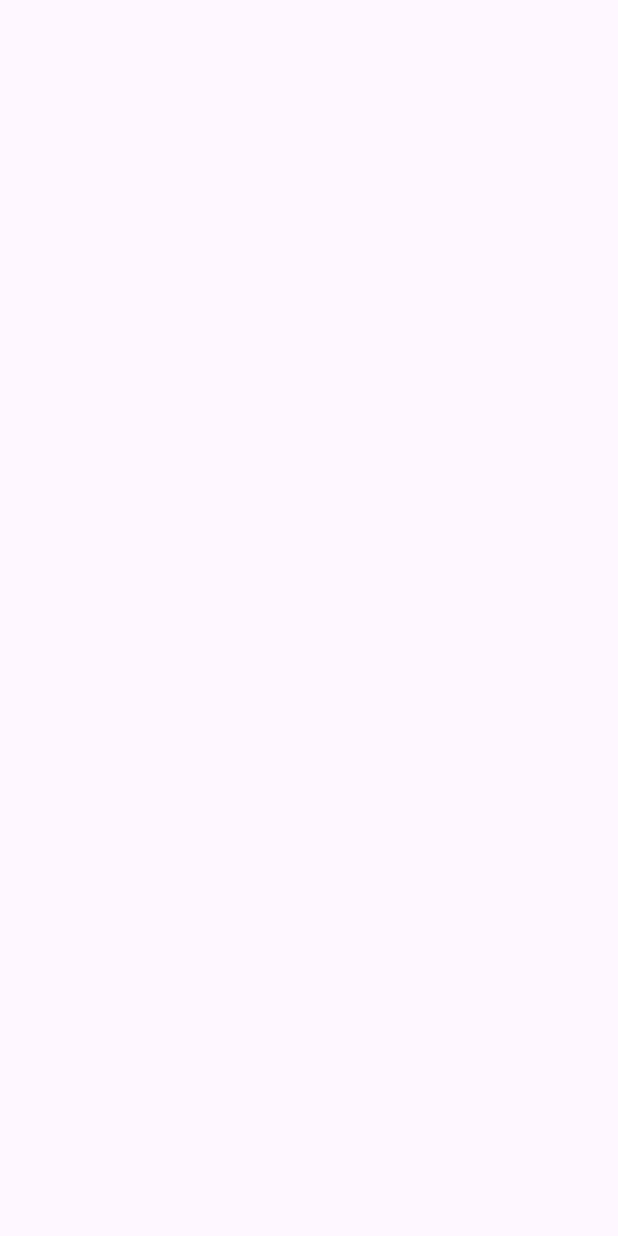
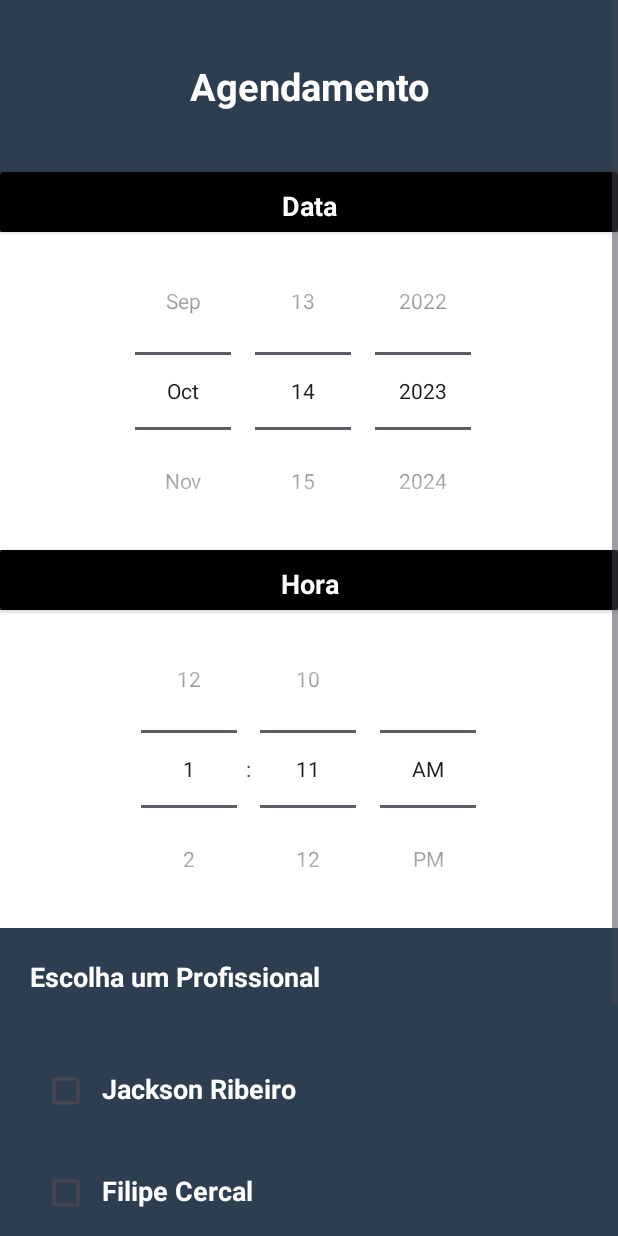
Before and after one commit to LucasGabriiel/BarberShp, an Android app: the Agendamento screen opened directly, with no data from a screen before it, on a phone screen of 412 x 824 dp. Before the commit the screen is empty. Run offline under Robolectric (Android 15) with nearby library versions, the phone set to English and light mode, and no system bars.

Commit message:
layout edit, agendamento criado

```diff
--- a/app/src/main/res/layout/activity_agendamento.xml
+++ b/app/src/main/res/layout/activity_agendamento.xml
@@ -1,9 +1,171 @@
 <?xml version="1.0" encoding="utf-8"?>
-<androidx.constraintlayout.widget.ConstraintLayout xmlns:android="http://schemas.android.com/apk/res/android"
+
+<ScrollView
+    xmlns:android="http://schemas.android.com/apk/res/android"
+    android:layout_width="match_parent"
+    android:layout_height="match_parent"
+    android:fillViewport="true">
+
+<LinearLayout
     xmlns:app="http://schemas.android.com/apk/res-auto"
     xmlns:tools="http://schemas.android.com/tools"
     android:layout_width="match_parent"
     android:layout_height="match_parent"
+    android:orientation="vertical"
+    android:background="@color/midnightblue"
     tools:context=".view.Agendamento">
 
-</androidx.constraintlayout.widget.ConstraintLayout>
+    <TextView
+        android:layout_width="match_parent"
+        android:layout_height="wrap_content"
+        android:text="Agendamento"
+        android:textSize="25sp"
+        android:textColor="@color/white"
+        android:textStyle="bold"
+        android:gravity="center"
+        android:layout_margin="40dp"/>
+
+    <androidx.cardview.widget.CardView
+        android:layout_width="match_parent"
+        android:layout_height="40dp"
+        app:cardBackgroundColor="@color/black">
+
+        <TextView
+            android:layout_width="match_parent"
+            android:layout_height="wrap_content"
+            android:text="Data"
+            android:textSize="18sp"
+            android:textColor="@color/white"
+            android:textStyle="bold"
+            android:gravity="center"
+            android:layout_margin="10dp"/>
+
+    </androidx.cardview.widget.CardView>
+
+    <DatePicker
+        android:id="@+id/datePicker"
+        android:layout_width="match_parent"
+        android:layout_height="wrap_content"
+        android:background="@color/white"
+        android:calendarViewShown="false"
+        android:datePickerMode="spinner"/>
+
+    <androidx.cardview.widget.CardView
+        android:layout_width="match_parent"
+        android:layout_height="40dp"
+        app:cardBackgroundColor="@color/black">
+
+        <TextView
+            android:layout_width="match_parent"
+            android:layout_height="wrap_content"
+            android:text="Hora"
+            android:textSize="18sp"
+            android:textColor="@color/white"
+            android:textStyle="bold"
+            android:gravity="center"
+            android:layout_margin="10dp"/>
+
+    </androidx.cardview.widget.CardView>
+
+    <TimePicker
+        android:id="@+id/timerPicker"
+        android:layout_width="match_parent"
+        android:layout_height="wrap_content"
+        android:background="@color/white"
+        android:timePickerMode="spinner"/>
+
+    <TextView
+        android:layout_width="match_parent"
+        android:layout_height="wrap_content"
+        android:text="Escolha um Profissional"
+        android:textSize="18sp"
+        android:textColor="@color/white"
+        android:textStyle="bold"
+        android:layout_margin="20dp"/>
+
+    <LinearLayout
+        android:layout_width="match_parent"
+        android:layout_height="wrap_content"
+        android:orientation="horizontal"
+        android:layout_marginTop="20dp"
+        android:layout_marginStart="20dp"
+        android:layout_marginEnd="20dp">
+
+        <CheckBox
+            android:id="@+id/barbeiro1"
+            android:layout_width="wrap_content"
+            android:layout_height="wrap_content"
+            android:checked="false"/>
+
+        <TextView
+            android:layout_width="match_parent"
+            android:layout_height="wrap_content"
+            android:text="Jackson Ribeiro"
+            android:textSize="18sp"
+            android:textColor="@color/white"
+            android:textStyle="bold"/>
+
+    </LinearLayout>
+
+    <LinearLayout
+        android:layout_width="match_parent"
+        android:layout_height="wrap_content"
+        android:orientation="horizontal"
+        android:layout_marginTop="20dp"
+        android:layout_marginStart="20dp"
+        android:layout_marginEnd="20dp">
+
+        <CheckBox
+            android:id="@+id/barbeiro2"
+            android:layout_width="wrap_content"
+            android:layout_height="wrap_content"
+            android:checked="false"/>
+
+        <TextView
+            android:layout_width="match_parent"
+            android:layout_height="wrap_content"
+            android:text="Filipe Cercal"
+            android:textSize="18sp"
+            android:textColor="@color/white"
+            android:textStyle="bold"/>
+
+    </LinearLayout>
+
+    <LinearLayout
+        android:layout_width="match_parent"
+        android:layout_height="wrap_content"
+        android:orientation="horizontal"
+        android:layout_marginTop="20dp"
+        android:layout_marginStart="20dp"
+        android:layout_marginEnd="20dp">
+
+        <CheckBox
+            android:id="@+id/barbeiro3"
+            android:layout_width="wrap_content"
+            android:layout_height="wrap_content"
+            android:checked="false"/>
+
+        <TextView
+            android:layout_width="match_parent"
+            android:layout_height="wrap_content"
+            android:text="Diego Konno"
+            android:textSize="18sp"
+            android:textColor="@color/white"
+            android:textStyle="bold"/>
+
+    </LinearLayout>
+
+    <Button
+        android:id="@+id/btAgendar"
+        android:layout_width="match_parent"
+        android:layout_height="wrap_content"
+        android:text="Agendar"
+        android:textSize="18sp"
+        android:textColor="@color/white"
+        android:textStyle="bold"
+        android:backgroundTint="@color/alizarin"
+        app:cornerRadius="15dp"
+        android:layout_margin="40dp"/>
+
+</LinearLayout>
+</ScrollView>
--- a/app/src/main/res/layout/activity_home.xml
+++ b/app/src/main/res/layout/activity_home.xml
@@ -12,7 +12,7 @@
         android:id="@+id/txtNomeUsuario"
         android:layout_width="match_parent"
         android:layout_height="wrap_content"
-        android:text="Bem-vindo(a), Lucas"
+        android:text="Bem-vindo, Lucas"
         android:textSize="18sp"
         android:textColor="@color/white"
         android:gravity="center"
```
